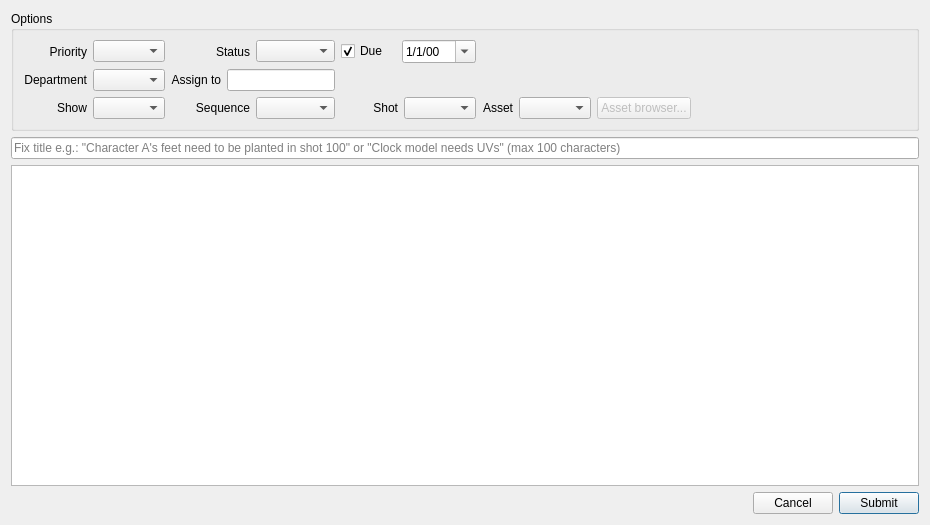
This is ui/fixCreation.ui in sashaouellet/Helix as Qt 5 draws it before an edit. The edited form follows.
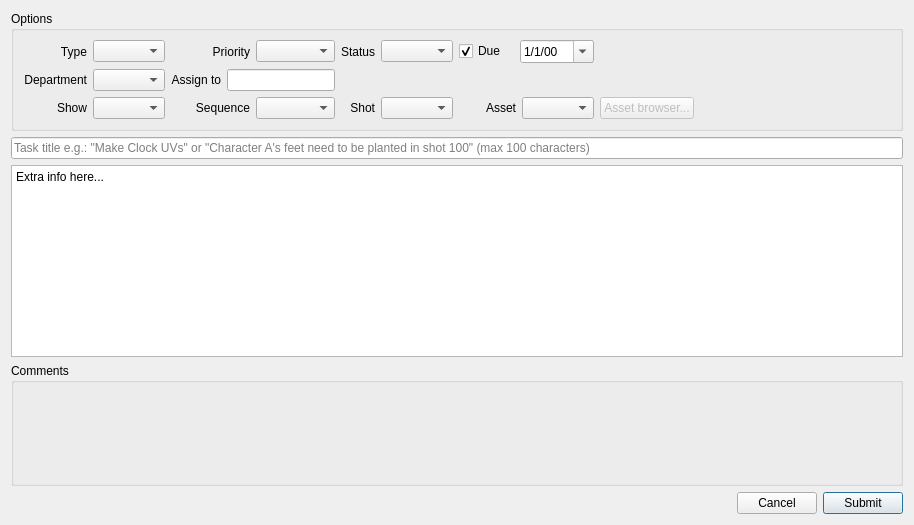
This is the edited form.

Commit message: Split fixes into fixes and tasks. Added completion properties to sequence/shot. Updated UIs for fixes. Added comment widget to be used for fixes.

Patch:
```diff
--- a/ui/fixCreation.ui
+++ b/ui/fixCreation.ui
@@ -6,12 +6,12 @@
    <rect>
     <x>0</x>
     <y>0</y>
-    <width>930</width>
+    <width>914</width>
     <height>525</height>
    </rect>
   </property>
   <property name="windowTitle">
-   <string>New Fix</string>
+   <string>New Task</string>
   </property>
   <layout class="QVBoxLayout" name="verticalLayout">
    <item>
@@ -20,28 +20,12 @@
       <string>Options</string>
      </property>
      <layout class="QGridLayout" name="gridLayout">
-      <item row="2" column="4">
-       <widget class="QPushButton" name="BTN_assetBrowse">
-        <property name="enabled">
-         <bool>false</bool>
-        </property>
-        <property name="toolTip">
-         <string>Browse for a specific asset to quickly populate the fields to the left</string>
-        </property>
-        <property name="text">
-         <string>Asset browser...</string>
-        </property>
-       </widget>
-      </item>
-      <item row="2" column="1">
-       <layout class="QHBoxLayout" name="horizontalLayout_7">
+      <item row="0" column="2">
+       <layout class="QHBoxLayout" name="horizontalLayout_3">
         <item>
-         <widget class="QLabel" name="label_6">
-          <property name="toolTip">
-           <string>The sequence (if any) related to the fix</string>
-          </property>
+         <widget class="QLabel" name="label_2">
           <property name="text">
-           <string>Sequence</string>
+           <string>Status</string>
           </property>
           <property name="alignment">
            <set>Qt::AlignRight|Qt::AlignTrailing|Qt::AlignVCenter</set>
@@ -49,51 +33,50 @@
          </widget>
         </item>
         <item>
-         <widget class="QComboBox" name="CMB_seq"/>
+         <widget class="QComboBox" name="CMB_status"/>
         </item>
        </layout>
       </item>
-      <item row="0" column="0">
-       <layout class="QHBoxLayout" name="horizontalLayout_2">
+      <item row="0" column="3">
+       <layout class="QHBoxLayout" name="horizontalLayout_10">
         <item>
-         <widget class="QLabel" name="label">
-          <property name="toolTip">
-           <string>How important is this fix?</string>
+         <widget class="QCheckBox" name="CHK_due">
+          <property name="sizePolicy">
+           <sizepolicy hsizetype="Preferred" vsizetype="Fixed">
+            <horstretch>0</horstretch>
+            <verstretch>0</verstretch>
+           </sizepolicy>
           </property>
+          <property name="minimumSize">
+           <size>
+            <width>55</width>
+            <height>0</height>
+           </size>
+          </property>
           <property name="text">
-           <string>Priority</string>
+           <string>Due</string>
           </property>
-          <property name="alignment">
-           <set>Qt::AlignRight|Qt::AlignTrailing|Qt::AlignVCenter</set>
+          <property name="checked">
+           <bool>true</bool>
           </property>
          </widget>
         </item>
         <item>
-         <widget class="QComboBox" name="CMB_priority"/>
-        </item>
-       </layout>
-      </item>
-      <item row="2" column="3">
-       <layout class="QHBoxLayout" name="horizontalLayout_9">
-        <item>
-         <widget class="QLabel" name="label_8">
-          <property name="toolTip">
-           <string>The asset (if any) related to the fix</string>
+         <widget class="QDateEdit" name="DATE_due">
+          <property name="showGroupSeparator" stdset="0">
+           <bool>false</bool>
           </property>
-          <property name="text">
-           <string>Asset</string>
+          <property name="displayFormat">
+           <string>M/d/yy</string>
           </property>
-          <property name="alignment">
-           <set>Qt::AlignRight|Qt::AlignTrailing|Qt::AlignVCenter</set>
+          <property name="calendarPopup">
+           <bool>true</bool>
           </property>
          </widget>
         </item>
-        <item>
-         <widget class="QComboBox" name="CMB_asset"/>
-        </item>
        </layout>
       </item>
-      <item row="2" column="5">
+      <item row="2" column="6">
        <spacer name="horizontalSpacer_2">
         <property name="orientation">
          <enum>Qt::Horizontal</enum>
@@ -106,6 +89,59 @@
         </property>
        </spacer>
       </item>
+      <item row="0" column="1">
+       <layout class="QHBoxLayout" name="horizontalLayout_2">
+        <item>
+         <widget class="QLabel" name="label">
+          <property name="toolTip">
+           <string>How important is this fix?</string>
+          </property>
+          <property name="text">
+           <string>Priority</string>
+          </property>
+          <property name="alignment">
+           <set>Qt::AlignRight|Qt::AlignTrailing|Qt::AlignVCenter</set>
+          </property>
+         </widget>
+        </item>
+        <item>
+         <widget class="QComboBox" name="CMB_priority"/>
+        </item>
+       </layout>
+      </item>
+      <item row="2" column="5">
+       <widget class="QPushButton" name="BTN_assetBrowse">
+        <property name="enabled">
+         <bool>false</bool>
+        </property>
+        <property name="toolTip">
+         <string>Browse for a specific asset to quickly populate the fields to the left</string>
+        </property>
+        <property name="text">
+         <string>Asset browser...</string>
+        </property>
+       </widget>
+      </item>
+      <item row="0" column="0">
+       <layout class="QHBoxLayout" name="horizontalLayout_11">
+        <item>
+         <widget class="QLabel" name="label_9">
+          <property name="toolTip">
+           <string>The &quot;task&quot; type is handled differently in terms of reporting show progress. Open tasks are considered necessary to complete the show. Fixes are meant to be created later in the process based on review/dailies/etc.</string>
+          </property>
+          <property name="text">
+           <string>Type</string>
+          </property>
+          <property name="alignment">
+           <set>Qt::AlignRight|Qt::AlignTrailing|Qt::AlignVCenter</set>
+          </property>
+         </widget>
+        </item>
+        <item>
+         <widget class="QComboBox" name="CMB_type"/>
+        </item>
+       </layout>
+      </item>
       <item row="1" column="0">
        <layout class="QHBoxLayout" name="horizontalLayout_4">
         <item>
@@ -126,6 +162,39 @@
         </item>
        </layout>
       </item>
+      <item row="1" column="1">
+       <layout class="QHBoxLayout" name="horizontalLayout_5">
+        <item>
+         <widget class="QLabel" name="label_4">
+          <property name="toolTip">
+           <string>Assign the fix to a user. They must already exist in the database, otherwise this will be ignored.</string>
+          </property>
+          <property name="text">
+           <string>Assign to</string>
+          </property>
+          <property name="alignment">
+           <set>Qt::AlignRight|Qt::AlignTrailing|Qt::AlignVCenter</set>
+          </property>
+         </widget>
+        </item>
+        <item>
+         <widget class="QLineEdit" name="LNE_assignTo">
+          <property name="sizePolicy">
+           <sizepolicy hsizetype="Preferred" vsizetype="Fixed">
+            <horstretch>0</horstretch>
+            <verstretch>0</verstretch>
+           </sizepolicy>
+          </property>
+          <property name="maximumSize">
+           <size>
+            <width>120</width>
+            <height>16777215</height>
+           </size>
+          </property>
+         </widget>
+        </item>
+       </layout>
+      </item>
       <item row="2" column="0">
        <layout class="QHBoxLayout" name="horizontalLayout_6">
         <item>
@@ -146,51 +215,15 @@
         </item>
        </layout>
       </item>
-      <item row="0" column="2">
-       <layout class="QHBoxLayout" name="horizontalLayout_10">
+      <item row="2" column="1">
+       <layout class="QHBoxLayout" name="horizontalLayout_7">
         <item>
-         <widget class="QCheckBox" name="CHK_due">
-          <property name="sizePolicy">
-           <sizepolicy hsizetype="Preferred" vsizetype="Fixed">
-            <horstretch>0</horstretch>
-            <verstretch>0</verstretch>
-           </sizepolicy>
+         <widget class="QLabel" name="label_6">
+          <property name="toolTip">
+           <string>The sequence (if any) related to the fix</string>
           </property>
-          <property name="minimumSize">
-           <size>
-            <width>55</width>
-            <height>0</height>
-           </size>
-          </property>
           <property name="text">
-           <string>Due</string>
-          </property>
-          <property name="checked">
-           <bool>true</bool>
-          </property>
-         </widget>
-        </item>
-        <item>
-         <widget class="QDateEdit" name="DATE_due">
-          <property name="showGroupSeparator" stdset="0">
-           <bool>false</bool>
-          </property>
-          <property name="displayFormat">
-           <string>M/d/yy</string>
-          </property>
-          <property name="calendarPopup">
-           <bool>true</bool>
-          </property>
-         </widget>
-        </item>
-       </layout>
-      </item>
-      <item row="0" column="1">
-       <layout class="QHBoxLayout" name="horizontalLayout_3">
-        <item>
-         <widget class="QLabel" name="label_2">
-          <property name="text">
-           <string>Status</string>
+           <string>Sequence</string>
           </property>
           <property name="alignment">
            <set>Qt::AlignRight|Qt::AlignTrailing|Qt::AlignVCenter</set>
@@ -198,7 +231,7 @@
          </widget>
         </item>
         <item>
-         <widget class="QComboBox" name="CMB_status"/>
+         <widget class="QComboBox" name="CMB_seq"/>
         </item>
        </layout>
       </item>
@@ -222,15 +255,15 @@
         </item>
        </layout>
       </item>
-      <item row="1" column="1">
-       <layout class="QHBoxLayout" name="horizontalLayout_5">
+      <item row="2" column="3">
+       <layout class="QHBoxLayout" name="horizontalLayout_9">
         <item>
-         <widget class="QLabel" name="label_4">
+         <widget class="QLabel" name="label_8">
           <property name="toolTip">
-           <string>Assign the fix to a user. They must already exist in the database, otherwise this will be ignored.</string>
+           <string>The asset (if any) related to the fix</string>
           </property>
           <property name="text">
-           <string>Assign to</string>
+           <string>Asset</string>
           </property>
           <property name="alignment">
            <set>Qt::AlignRight|Qt::AlignTrailing|Qt::AlignVCenter</set>
@@ -238,20 +271,7 @@
          </widget>
         </item>
         <item>
-         <widget class="QLineEdit" name="LNE_assignTo">
-          <property name="sizePolicy">
-           <sizepolicy hsizetype="Preferred" vsizetype="Fixed">
-            <horstretch>0</horstretch>
-            <verstretch>0</verstretch>
-           </sizepolicy>
-          </property>
-          <property name="maximumSize">
-           <size>
-            <width>120</width>
-            <height>16777215</height>
-           </size>
-          </property>
-         </widget>
+         <widget class="QComboBox" name="CMB_asset"/>
         </item>
        </layout>
       </item>
@@ -267,7 +287,7 @@
       <number>100</number>
      </property>
      <property name="placeholderText">
-      <string>Fix title e.g.: &quot;Character A's feet need to be planted in shot 100&quot; or &quot;Clock model needs UVs&quot; (max 100 characters)</string>
+      <string>Task title e.g.: &quot;Make Clock UVs&quot; or &quot;Character A's feet need to be planted in shot 100&quot; (max 100 characters)</string>
      </property>
     </widget>
    </item>
@@ -277,13 +297,27 @@
       <string>More details regarding the fix. Is something broken with an asset? What should be tweaked?</string>
      </property>
      <property name="plainText">
-      <string/>
+      <string>Extra info here...</string>
      </property>
      <property name="tabStopWidth">
       <number>20</number>
      </property>
     </widget>
    </item>
+   <item>
+    <widget class="QGroupBox" name="groupBox_2">
+     <property name="sizePolicy">
+      <sizepolicy hsizetype="Preferred" vsizetype="MinimumExpanding">
+       <horstretch>0</horstretch>
+       <verstretch>0</verstretch>
+      </sizepolicy>
+     </property>
+     <property name="title">
+      <string>Comments</string>
+     </property>
+     <layout class="QVBoxLayout" name="LAY_comments"/>
+    </widget>
+   </item>
    <item>
     <layout class="QHBoxLayout" name="horizontalLayout">
      <item>
```
The commit also changes 8 other files.
